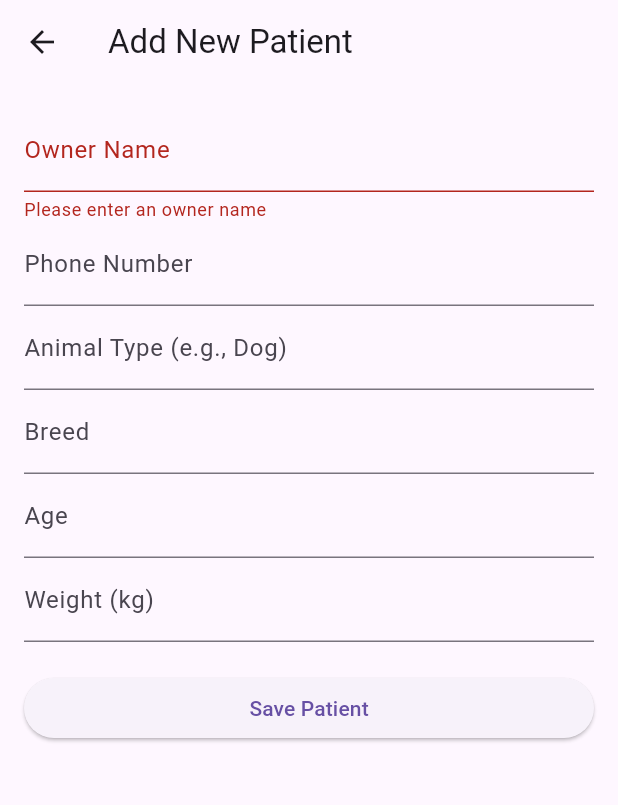
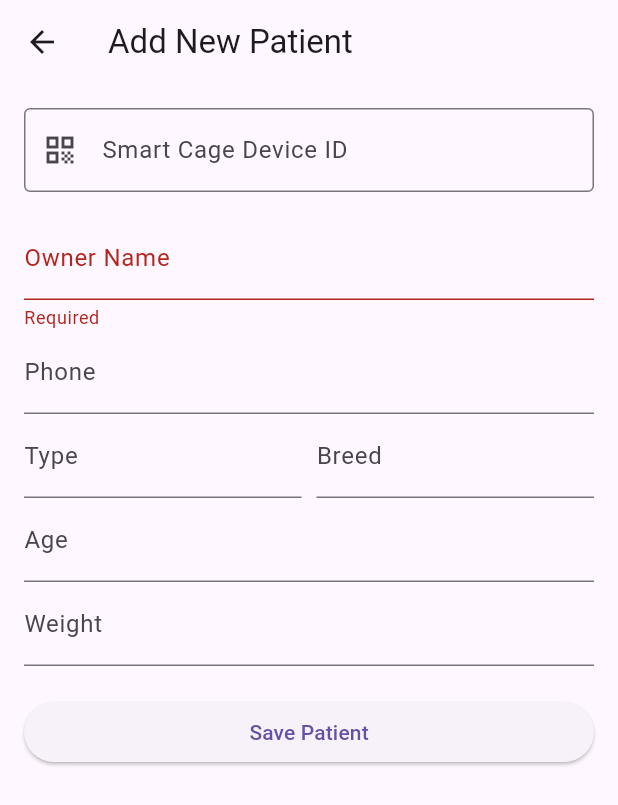
Before and after one commit to Anasmo1323/PetsyCare, a Flutter app: the AddPatientPage screen opened directly, after a tap on "Save Patient", on a phone screen of 412 x 824 dp. Shown: the top 805 px of the screen. Run offline on Flutter 3.47's test engine with Material 3 defaults, Android fonts, the phone set to English and light mode, and no system bars; our stand-ins replace cloud_firestore, firebase_auth, firebase_core, firebase_database, google_sign_in, table_calendar; missing offline and left inert: encrypt; accounts and stored records are empty.

Commit message:
app done

```diff
--- a/petsy_care/lib/models/patient_model.dart
+++ b/petsy_care/lib/models/patient_model.dart
@@ -1,4 +1,4 @@
-import 'package:cloud_firestore/cloud_firestore.dart'; // Import this
+import 'package:cloud_firestore/cloud_firestore.dart';
 
 class Patient {
   final String id;
@@ -8,7 +8,8 @@ class Patient {
   final String animalBreed;
   final String age;
   final String weight;
-  final Timestamp createdAt; // --- ADD THIS ---
+  final String deviceId; // --- NEW: Links patient to IoT Device ---
+  final Timestamp createdAt;
 
   Patient({
     required this.id,
@@ -18,10 +19,10 @@ class Patient {
     required this.animalBreed,
     required this.age,
     required this.weight,
-    required this.createdAt, // --- ADD THIS ---
+    this.deviceId = '', // --- NEW: Default to empty ---
+    required this.createdAt,
   });
 
-  // A factory to create a Patient from a Firestore document
   factory Patient.fromFirestore(Map<String, dynamic> data, String documentId) {
     return Patient(
       id: documentId,
@@ -31,12 +32,11 @@ class Patient {
       animalBreed: data['animalBreed'] ?? '',
       age: data['age'] ?? '',
       weight: data['weight'] ?? '',
-      // --- ADD THIS LINE (and a fallback) ---
+      deviceId: data['deviceId'] ?? '', // --- NEW ---
       createdAt: data['createdAt'] ?? Timestamp.now(),
     );
   }
 
-  // A method to convert a Patient object to a Map for Firestore
   Map<String, dynamic> toFirestore() {
     return {
       'ownerName': ownerName,
@@ -45,8 +45,8 @@ class Patient {
       'animalBreed': animalBreed,
       'age': age,
       'weight': weight,
-      // We don't need 'createdAt' here because we'll set it
-      // on the server when we add/update.
+      'deviceId': deviceId, // --- NEW ---
+      // createdAt is handled by the service
     };
   }
 }
--- a/petsy_care/lib/pages/add_patient_page.dart
+++ b/petsy_care/lib/pages/add_patient_page.dart
@@ -1,13 +1,9 @@
-// --- This is the complete, new code for add_patient_page.dart ---
-
+import 'package:cloud_firestore/cloud_firestore.dart';
 import 'package:flutter/material.dart';
-import 'package:petsy_care/models/patient_model.dart'; // We added this
+import 'package:petsy_care/models/patient_model.dart';
 import 'package:petsy_care/services/firestore_service.dart';
-import 'package:cloud_firestore/cloud_firestore.dart';
 
 class AddPatientPage extends StatefulWidget {
-  // This is new! It's optional, so we can use this page
-  // for both adding (null) and editing (not null).
   final Patient? patient;
 
   const AddPatientPage({super.key, this.patient});
@@ -25,15 +21,15 @@ class _AddPatientPageState extends State<AddPatientPage> {
   final _breedController = TextEditingController();
   final _ageController = TextEditingController();
   final _weightController = TextEditingController();
+  // --- NEW CONTROLLER ---
+  final _deviceIdController = TextEditingController();
 
   final _firestoreService = FirestoreService();
   bool _isLoading = false;
 
-  // --- This is a new method ---
   @override
   void initState() {
     super.initState();
-    // If we are editing, fill the fields with the patient's data
     if (widget.patient != null) {
       _ownerNameController.text = widget.patient!.ownerName;
       _phoneController.text = widget.patient!.phoneNumber;
@@ -41,6 +37,8 @@ class _AddPatientPageState extends State<AddPatientPage> {
       _breedController.text = widget.patient!.animalBreed;
       _ageController.text = widget.patient!.age;
       _weightController.text = widget.patient!.weight;
+      // --- FILL DEVICE ID ---
+      _deviceIdController.text = widget.patient!.deviceId;
     }
   }
 
@@ -52,16 +50,12 @@ class _AddPatientPageState extends State<AddPatientPage> {
     _breedController.dispose();
     _ageController.dispose();
     _weightController.dispose();
+    _deviceIdController.dispose();
     super.dispose();
   }
 
-  // --- This method is UPDATED ---
   Future<void> _savePatient() async {
     if (!_formKey.currentState!.validate()) {
-      return;
-    }
-
-if (!_formKey.currentState!.validate()) {
       return;
     }
 
@@ -76,33 +70,28 @@ if (!_formKey.currentState!.validate()) {
       'animalBreed': _breedController.text,
       'age': _ageController.text,
       'weight': _weightController.text,
+      // --- SAVE DEVICE ID ---
+      'deviceId': _deviceIdController.text.trim(), // Remove extra spaces
     };
 
     try {
       if (widget.patient == null) {
-        // ADD MODE
         patientData['createdAt'] = FieldValue.serverTimestamp();
         await _firestoreService.addPatient(patientData);
       } else {
-        // EDIT MODE
         await _firestoreService.updatePatient(widget.patient!.id, patientData);
       }
 
-      // If successful, pop the page
       if (mounted) {
         Navigator.pop(context);
       }
     } catch (e) {
-      // If error, show the snackbar
       if (mounted) {
         ScaffoldMessenger.of(context).showSnackBar(
           SnackBar(content: Text('Failed to save patient: $e')),
         );
       }
     } finally {
-      // --- THIS IS THE NEW PART ---
-      // This 'finally' block runs *no matter what*.
-      // If the app is still on this page, turn off the spinner.
       if (mounted) {
         setState(() {
           _isLoading = false;
@@ -113,7 +102,6 @@ if (!_formKey.currentState!.validate()) {
 
   @override
   Widget build(BuildContext context) {
-    // --- This title is now dynamic ---
     final isEditing = widget.patient != null;
 
     return Scaffold(
@@ -128,28 +116,44 @@ if (!_formKey.currentState!.validate()) {
                 key: _formKey,
                 child: ListView(
                   children: [
+                    // --- DEVICE ID FIELD (The most important one for IoT) ---
+                    TextFormField(
+                      controller: _deviceIdController,
+                      decoration: const InputDecoration(
+                        labelText: 'Smart Cage Device ID',
+                        hintText: 'e.g., cage_001',
+                        prefixIcon: Icon(Icons.qr_code),
+                        border: OutlineInputBorder(),
+                      ),
+                    ),
+                    const SizedBox(height: 16),
                     TextFormField(
                       controller: _ownerNameController,
                       decoration: const InputDecoration(labelText: 'Owner Name'),
-                      validator: (value) {
-                        if (value == null || value.isEmpty) {
-                          return 'Please enter an owner name';
-                        }
-                        return null;
-                      },
+                      validator: (value) =>
+                          value?.isEmpty ?? true ? 'Required' : null,
                     ),
                     TextFormField(
                       controller: _phoneController,
-                      decoration: const InputDecoration(labelText: 'Phone Number'),
+                      decoration: const InputDecoration(labelText: 'Phone'),
                       keyboardType: TextInputType.phone,
                     ),
-                    TextFormField(
-                      controller: _animalTypeController,
-                      decoration: const InputDecoration(labelText: 'Animal Type (e.g., Dog)'),
-                    ),
-                    TextFormField(
-                      controller: _breedController,
-                      decoration: const InputDecoration(labelText: 'Breed'),
+                    Row(
+                      children: [
+                        Expanded(
+                          child: TextFormField(
+                            controller: _animalTypeController,
+                            decoration: const InputDecoration(labelText: 'Type'),
+                          ),
+                        ),
+                        const SizedBox(width: 10),
+                        Expanded(
+                          child: TextFormField(
+                            controller: _breedController,
+                            decoration: const InputDecoration(labelText: 'Breed'),
+                          ),
+                        ),
+                      ],
                     ),
                     TextFormField(
                       controller: _ageController,
@@ -158,8 +162,9 @@ if (!_formKey.currentState!.validate()) {
                     ),
                     TextFormField(
                       controller: _weightController,
-                      decoration: const InputDecoration(labelText: 'Weight (kg)'),
-                      keyboardType: const TextInputType.numberWithOptions(decimal: true),
+                      decoration: const InputDecoration(labelText: 'Weight'),
+                      keyboardType:
+                          const TextInputType.numberWithOptions(decimal: true),
                     ),
                     const SizedBox(height: 20),
                     ElevatedButton(
--- a/petsy_care/lib/pages/home_page.dart
+++ b/petsy_care/lib/pages/home_page.dart
@@ -1,10 +1,8 @@
 import 'package:flutter/material.dart';
-import 'package:petsy_care/models/patient_model.dart'; // Corrected import
+// Corrected import
 import 'package:petsy_care/services/auth_service.dart'; // Corrected import
 import 'package:petsy_care/services/firestore_service.dart'; // Corrected import
-import 'package:petsy_care/pages/add_patient_page.dart';
 // ... other imports
-import 'package:petsy_care/pages/patient_detail_page.dart';
 import 'package:petsy_care/pages/visits_page.dart';
 
 class HomePage extends StatelessWidget {
--- a/petsy_care/lib/pages/patient_detail_page.dart
+++ b/petsy_care/lib/pages/patient_detail_page.dart
@@ -151,8 +151,8 @@ class _PatientDetailPageState extends State<PatientDetailPage> {
           ),
           floatingActionButton: FloatingActionButton(
             onPressed: _addNewTreatmentPlan,
+            tooltip: 'Start New Treatment Plan',
             child: const Icon(Icons.add),
-            tooltip: 'Start New Treatment Plan',
           ),
         );
       },
--- a/petsy_care/pubspec.yaml
+++ b/petsy_care/pubspec.yaml
@@ -38,7 +38,7 @@ dependencies:
   intl: ^0.19.0
   table_calendar: ^3.1.2
   firebase_database: ^11.0.1  # For live IoT data
-  encrypt: ^5.0.3             # For AES security
+  encrypt: ^5.0.3          # For AES security
 
 dev_dependencies:
   flutter_test:
```
Also changed, not shown: petsy_care/lib/services/realtime_db_service.dart (added, +45 -0 lines), petsy_care/lib/services/security_service.dart (added, +37 -0 lines), petsy_care/lib/widgets/live_monitor.dart (added, +81 -0 lines), 2 other files.
